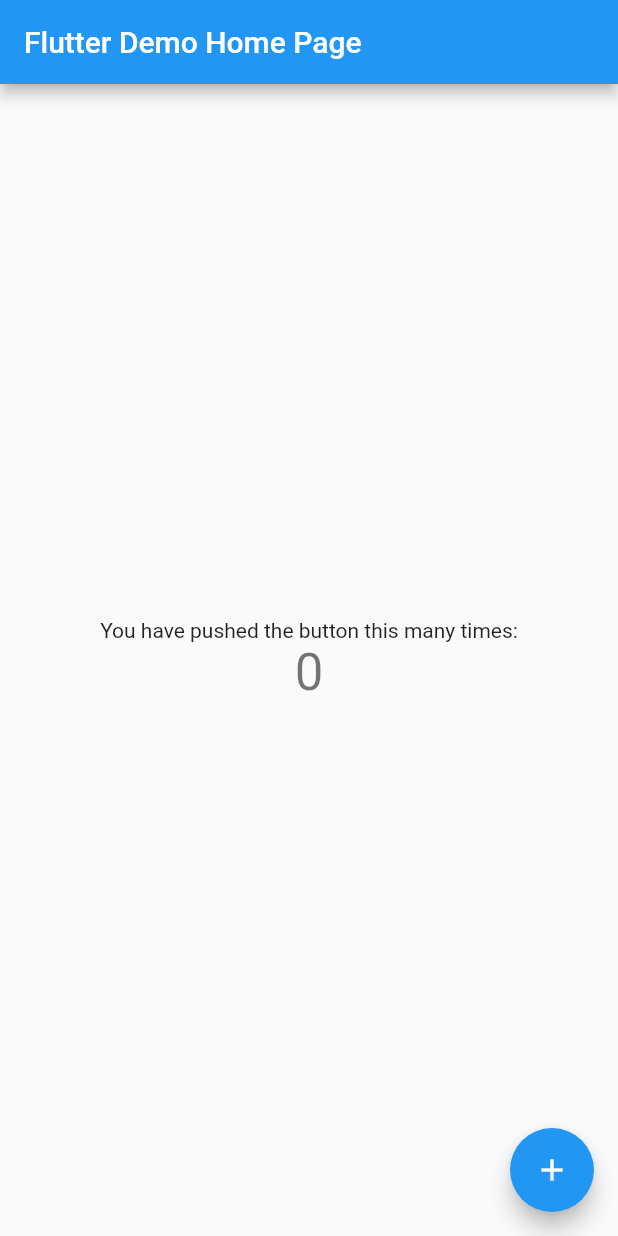
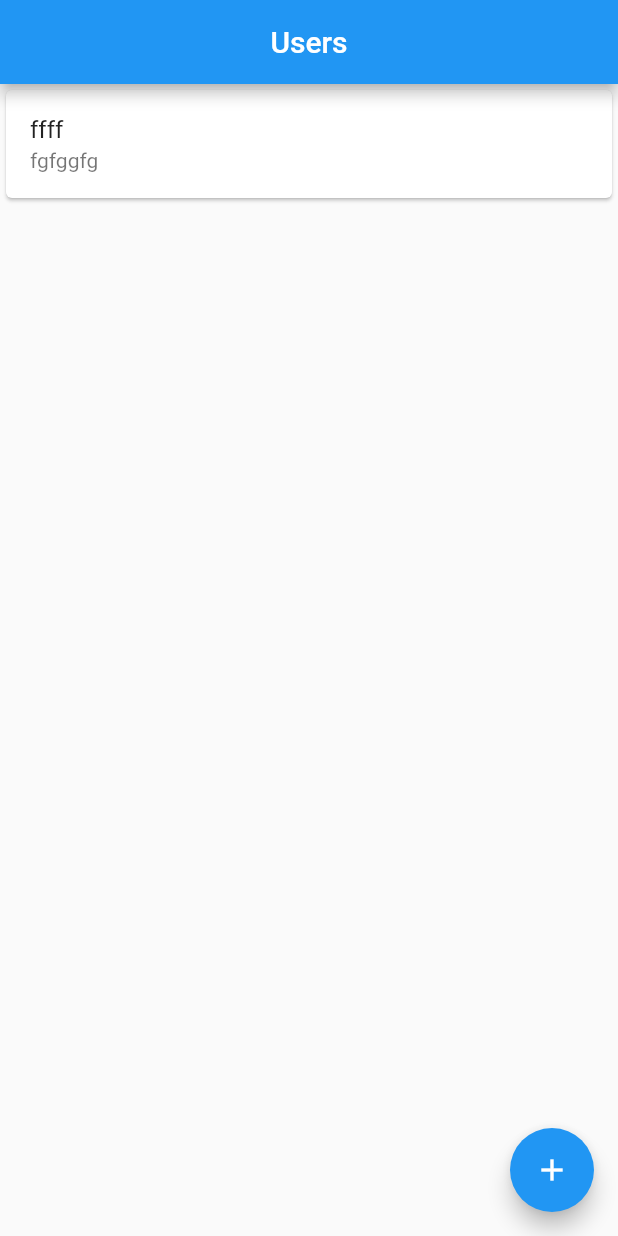
Before and after one commit to EddieKamau/posta_test, a Flutter app: the screen it shows after launch, on a phone screen of 412 x 824 dp. Run offline on Flutter 3.47's test engine with Material 2 defaults, Android fonts, the light colour scheme and no system bars; network calls fail.

Commit message:
flutter intergration with posta test api

```diff
--- a/posta_test_ui/lib/main.dart
+++ b/posta_test_ui/lib/main.dart
@@ -1,4 +1,5 @@
 import 'package:flutter/material.dart';
+import 'package:posta_test_ui/src/pages/users_page.dart';
 
 void main() {
   runApp(const MyApp());
@@ -11,105 +12,11 @@
   @override
   Widget build(BuildContext context) {
     return MaterialApp(
-      title: 'Flutter Demo',
+      title: 'Posta Demo',
       theme: ThemeData(
-        // This is the theme of your application.
-        //
-        // Try running your application with "flutter run". You'll see the
-        // application has a blue toolbar. Then, without quitting the app, try
-        // changing the primarySwatch below to Colors.green and then invoke
-        // "hot reload" (press "r" in the console where you ran "flutter run",
-        // or simply save your changes to "hot reload" in a Flutter IDE).
-        // Notice that the counter didn't reset back to zero; the application
-        // is not restarted.
         primarySwatch: Colors.blue,
       ),
-      home: const MyHomePage(title: 'Flutter Demo Home Page'),
+      home: const UsersPage(),
     );
   }
 }
-
-class MyHomePage extends StatefulWidget {
-  const MyHomePage({super.key, required this.title});
-
-  // This widget is the home page of your application. It is stateful, meaning
-  // that it has a State object (defined below) that contains fields that affect
-  // how it looks.
-
-  // This class is the configuration for the state. It holds the values (in this
-  // case the title) provided by the parent (in this case the App widget) and
-  // used by the build method of the State. Fields in a Widget subclass are
-  // always marked "final".
-
-  final String title;
-
-  @override
-  State<MyHomePage> createState() => _MyHomePageState();
-}
-
-class _MyHomePageState extends State<MyHomePage> {
-  int _counter = 0;
-
-  void _incrementCounter() {
-    setState(() {
-      // This call to setState tells the Flutter framework that something has
-      // changed in this State, which causes it to rerun the build method below
-      // so that the display can reflect the updated values. If we changed
-      // _counter without calling setState(), then the build method would not be
-      // called again, and so nothing would appear to happen.
-      _counter++;
-    });
-  }
-
-  @override
-  Widget build(BuildContext context) {
-    // This method is rerun every time setState is called, for instance as done
-    // by the _incrementCounter method above.
-    //
-    // The Flutter framework has been optimized to make rerunning build methods
-    // fast, so that you can just rebuild anything that needs updating rather
-    // than having to individually change instances of widgets.
-    return Scaffold(
-      appBar: AppBar(
-        // Here we take the value from the MyHomePage object that was created by
-        // the App.build method, and use it to set our appbar title.
-        title: Text(widget.title),
-      ),
-      body: Center(
-        // Center is a layout widget. It takes a single child and positions it
-        // in the middle of the parent.
-        child: Column(
-          // Column is also a layout widget. It takes a list of children and
-          // arranges them vertically. By default, it sizes itself to fit its
-          // children horizontally, and tries to be as tall as its parent.
-          //
-          // Invoke "debug painting" (press "p" in the console, choose the
-          // "Toggle Debug Paint" action from the Flutter Inspector in Android
-          // Studio, or the "Toggle Debug Paint" command in Visual Studio Code)
-          // to see the wireframe for each widget.
-          //
-          // Column has various properties to control how it sizes itself and
-          // how it positions its children. Here we use mainAxisAlignment to
-          // center the children vertically; the main axis here is the vertical
-          // axis because Columns are vertical (the cross axis would be
-          // horizontal).
-          mainAxisAlignment: MainAxisAlignment.center,
-          children: <Widget>[
-            const Text(
-              'You have pushed the button this many times:',
-            ),
-            Text(
-              '$_counter',
-              style: Theme.of(context).textTheme.headline4,
-            ),
-          ],
-        ),
-      ),
-      floatingActionButton: FloatingActionButton(
-        onPressed: _incrementCounter,
-        tooltip: 'Increment',
-        child: const Icon(Icons.add),
-      ), // This trailing comma makes auto-formatting nicer for build methods.
-    );
-  }
-}
--- /dev/null
+++ b/posta_test_ui/lib/src/models/user_model.dart
@@ -0,0 +1,16 @@
+class UserModel {
+  UserModel.fromMap(Map map){
+    id = map['_id']?.toString();
+    fullName = map['fullName'];
+    email = map['email'];
+  }
+  UserModel({this.fullName, this.email});
+  String? id;
+  String? fullName;
+  String? email;
+
+  Map<String, dynamic> asMap()=> {
+    if(fullName != null) 'fullName': fullName,
+    if(email != null) 'email': email,
+  };
+}
--- /dev/null
+++ b/posta_test_ui/lib/src/pages/users_page.dart
@@ -0,0 +1,110 @@
+import 'package:flutter/material.dart';
+import 'package:posta_test_ui/src/models/user_model.dart';
+import 'package:posta_test_ui/src/modules/users_module.dart';
+import 'package:posta_test_ui/src/pages/widgets/info_dialog.dart';
+import 'package:posta_test_ui/src/pages/widgets/user_dialog_widget.dart';
+
+class UsersPage extends StatefulWidget {
+  const UsersPage({super.key});
+
+  @override
+  State<UsersPage> createState() => _UsersPageState();
+}
+
+class _UsersPageState extends State<UsersPage> {
+  UsersModule usersModule = UsersModule();
+  List<UserModel> users = [
+    UserModel(fullName: 'ffff', email: 'fgfggfg')
+  ];
+
+  @override
+  void initState() {
+    super.initState();
+    usersModule.addListener(() {
+      setState(() {
+        users = usersModule.users;
+      });
+    });
+    usersModule.fetchUsers();
+  }
+  @override
+  Widget build(BuildContext context) {
+    return Scaffold(
+      appBar: AppBar(
+        centerTitle: true,
+        title: const Text('Users'),
+      ),
+      floatingActionButton: FloatingActionButton(
+        onPressed: (){
+          // add user dialog
+          showDialog(
+            context: context,
+            builder: (_)=> Dialog(child: UserDialog(usersModule: usersModule, isCreatingNew: true,),)
+          );
+        },
+        child: const Icon(Icons.add),
+      ),
+      body: ListView.builder(
+        itemCount: users.length,
+        itemBuilder: (_, index){
+          return Card(
+            key: ValueKey(users[index].id ?? ''),
+            child: ListTile(
+              onLongPress: (){
+                // edit delete dialog
+                showDialog(
+                  context: context,
+                  builder: (dialogContext){
+                    return Dialog(
+                      child: Padding(
+                        padding: const EdgeInsets.all(20.0),
+                        child: Row(
+                          mainAxisAlignment: MainAxisAlignment.spaceEvenly,
+                          children: [
+                            ElevatedButton(
+                              style: ElevatedButton.styleFrom(backgroundColor: Colors.redAccent),
+                              onPressed: () async {
+                                final res = await usersModule.deleteUser(users[index].email ?? '');
+                                if(mounted){
+                                  Navigator.of(dialogContext).pop();
+                                }
+
+                                showDialog(
+                                  context: context,
+                                  builder: (_)=> Dialog(child: InfoDialog(response: res,),)
+                                );
+
+                              },
+                              child: const Text('Delete')
+                            ),
+
+                            ElevatedButton(
+                              onPressed: (){
+                                Navigator.of(dialogContext).pop();
+                                showDialog(
+                                  context: context,
+                                  builder: (_)=> Dialog(child: UserDialog(
+                                    usersModule: usersModule,
+                                    userToEdit: users[index],
+                                    isCreatingNew: false,
+                                  ),)
+                                );
+                              },
+                              child: const Text('Edit')
+                            ),
+                          ],
+                        ),
+                      ),
+                    );
+                  }
+                );
+              },
+              title: Text(users[index].fullName ?? ''),
+              subtitle: Text(users[index].email ?? ''),
+            ),
+          );
+        }
+      ),
+    );
+  }
+}
--- a/posta_test_ui/pubspec.yaml
+++ b/posta_test_ui/pubspec.yaml
@@ -36,6 +36,7 @@
   # The following adds the Cupertino Icons font to your application.
   # Use with the CupertinoIcons class for iOS style icons.
   cupertino_icons: ^1.0.2
+  http: ^0.13.5
 
 dev_dependencies:
   flutter_test:
```
Also changed, not shown: posta_test_ui/lib/src/modules/users_module.dart (added, +77 -0 lines), posta_test_ui/lib/src/pages/widgets/info_dialog.dart (added, +28 -0 lines), posta_test_ui/lib/src/pages/widgets/user_dialog_widget.dart (added, +186 -0 lines), posta_test_ui/pubspec.lock.
